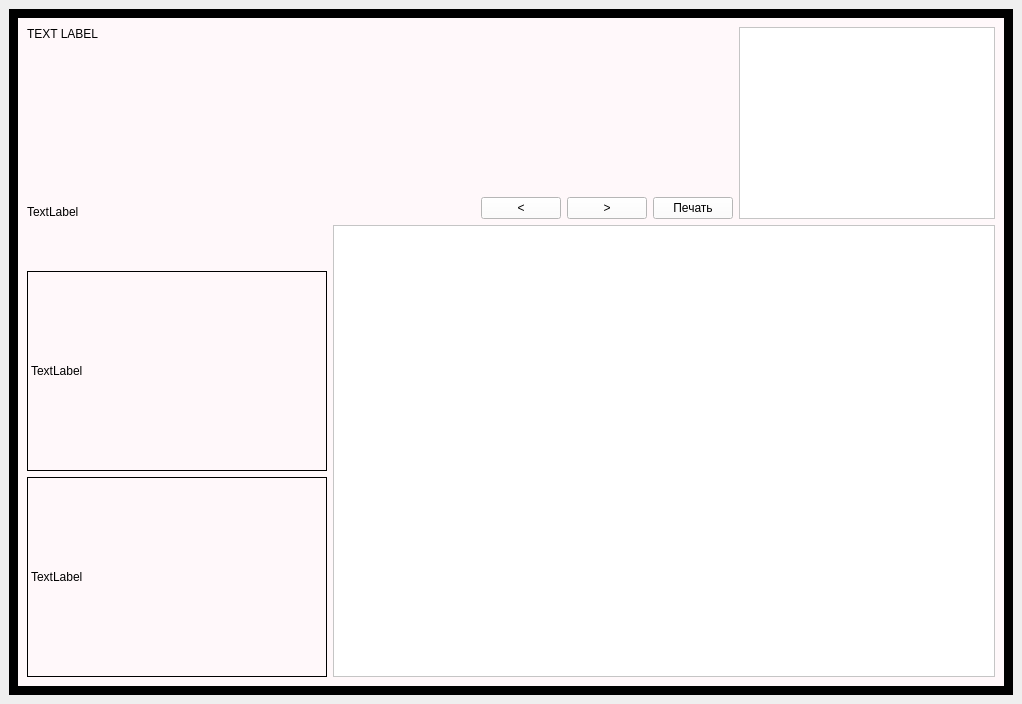
This is redbook.ui in dpq/gaia as Qt 5 draws it before an edit. The edited form follows.
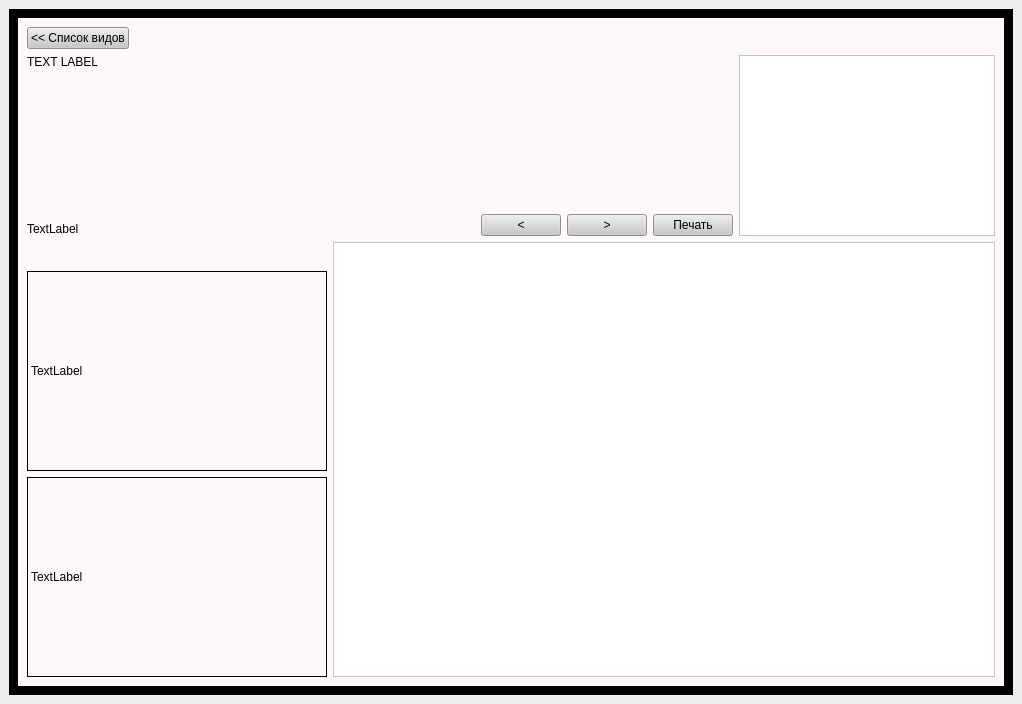
This is the edited form. The open tabs and pages were chosen to show the change. Icons and pictures are not drawn. Custom widgets are drawn as their Qt base class.

Commit message: 1) Added the Print Document button in the document viewer 2) Added the Back to Lists button in the species viewer 3) Added the capability to detect if the species is available in any other zones, add them into a menu and select the required zone. Article sections and text refresh accordingly

Patch:
```diff
--- a/redbook.ui
+++ b/redbook.ui
@@ -13,14 +13,6 @@
    <string>Красная книга Российской Федерации</string>
   </property>
   <widget class="QWidget" name="centralwidget" >
-   <property name="geometry" >
-    <rect>
-     <x>0</x>
-     <y>19</y>
-     <width>1022</width>
-     <height>685</height>
-    </rect>
-   </property>
    <layout class="QGridLayout" >
     <item row="0" column="0" >
      <widget class="Stack" name="stackedWidget" >
@@ -605,14 +597,6 @@
        </layout>
       </widget>
       <widget class="QWidget" name="page_4" >
-       <property name="geometry" >
-        <rect>
-         <x>0</x>
-         <y>0</y>
-         <width>1004</width>
-         <height>667</height>
-        </rect>
-       </property>
        <layout class="QVBoxLayout" >
         <item>
          <layout class="QGridLayout" >
@@ -622,6 +606,34 @@
              <string notr="true" >background-color: rgb(255, 248, 250);</string>
             </property>
             <layout class="QVBoxLayout" name="verticalLayout_2" >
+             <item>
+              <layout class="QHBoxLayout" name="_2" >
+               <item>
+                <widget class="QPushButton" name="backToListsButton" >
+                 <property name="styleSheet" >
+                  <string notr="true" >background-color: rgb(200, 200, 200);
+color: #000000;</string>
+                 </property>
+                 <property name="text" >
+                  <string>&lt;&lt; Список видов</string>
+                 </property>
+                </widget>
+               </item>
+               <item>
+                <spacer name="horizontalSpacer" >
+                 <property name="orientation" >
+                  <enum>Qt::Horizontal</enum>
+                 </property>
+                 <property name="sizeHint" stdset="0" >
+                  <size>
+                   <width>40</width>
+                   <height>20</height>
+                  </size>
+                 </property>
+                </spacer>
+               </item>
+              </layout>
+             </item>
              <item>
               <layout class="QHBoxLayout" name="horizontalLayout_2" >
                <item>
@@ -717,7 +729,7 @@
                         </sizepolicy>
                        </property>
                        <property name="styleSheet" >
-                        <string notr="true" >background-color: rgb(255, 255, 255);
+                        <string notr="true" >background-color: rgb(200, 200, 200);
 color: #000000;</string>
                        </property>
                        <property name="text" >
@@ -734,7 +746,7 @@
                         </sizepolicy>
                        </property>
                        <property name="styleSheet" >
-                        <string notr="true" >background-color: rgb(255, 255, 255);
+                        <string notr="true" >background-color: rgb(200, 200, 200);
 color: #000000;</string>
                        </property>
                        <property name="text" >
@@ -745,7 +757,7 @@
                      <item>
                       <widget class="QPushButton" name="printButton" >
                        <property name="styleSheet" >
-                        <string notr="true" >background-color: rgb(255, 255, 255);
+                        <string notr="true" >background-color: rgb(200, 200, 200);
 color: #000000;</string>
                        </property>
                        <property name="text" >
@@ -762,7 +774,7 @@
                <item>
                 <widget class="QListWidget" name="sectionList" >
                  <property name="sizePolicy" >
-                  <sizepolicy vsizetype="Maximum" hsizetype="Fixed" >
+                  <sizepolicy vsizetype="Maximum" hsizetype="Maximum" >
                    <horstretch>0</horstretch>
                    <verstretch>0</verstretch>
                   </sizepolicy>
```
Left out of the diff: 49 changed lines with no effect on the pictures. The commit also changes 7 other files.
